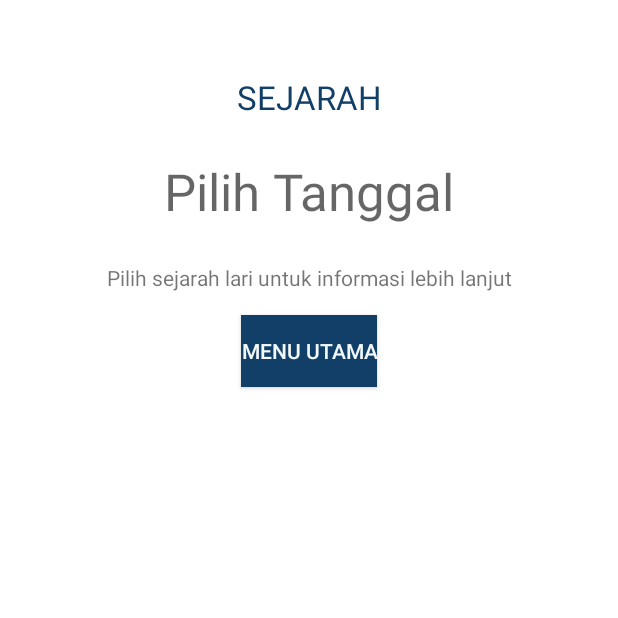
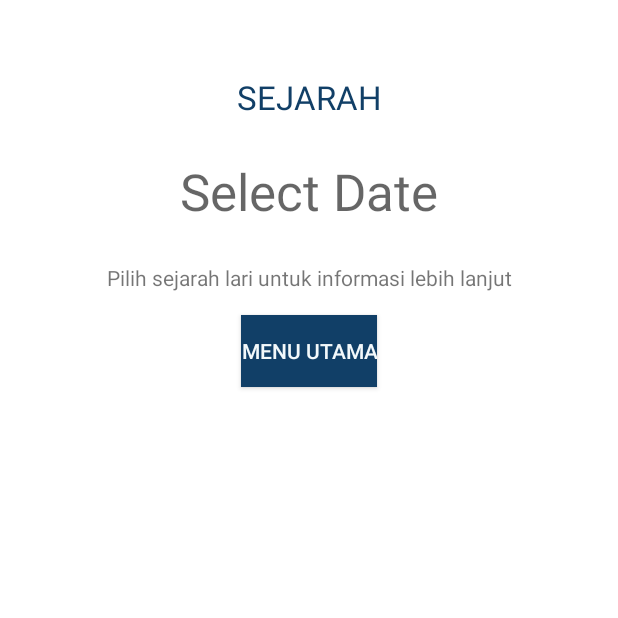
Before and after one commit to azrafebrian/RunningTrackerApp, an Android app: the ViewJourneys screen opened directly, with no data from a screen before it, on a phone screen of 412 x 824 dp, the top half of it. Run offline under Robolectric (Android 15) with nearby library versions, the phone set to English and light mode, and no system bars; Roboto replaces fonts that are not available here.

Commit message:
Small fix

```diff
--- a/app/src/main/res/values/strings.xml
+++ b/app/src/main/res/values/strings.xml
@@ -44,7 +44,7 @@
     <string name="distance_run">Jarak lari:</string>
     <string name="average_speed">Kecepatan:</string>
     <string name="duration">Durasi:</string>
-    <string name="select_date">Pilih Tanggal</string>
+    <string name="select_date">Select Date</string>
     <string name="record_distance_in_1_journey">Rekor jarak dalam 1 lari:</string>
     <string name="distance_today">Jarak Hari Ini:</string>
     <string name="time_running_today">Waktu Hari Ini:</string>
```
Also changed, not shown: app/src/main/ic_launcher-playstore.png (added), app/src/main/res/mipmap-hdpi/ic_launcher_foreground.png (added), app/src/main/res/mipmap-mdpi/ic_launcher_foreground.png (added), app/src/main/res/mipmap-xhdpi/ic_launcher_foreground.png (added), app/src/main/res/mipmap-xxhdpi/ic_launcher_foreground.png (added), app/src/main/res/mipmap-xxxhdpi/ic_launcher_foreground.png (added).
